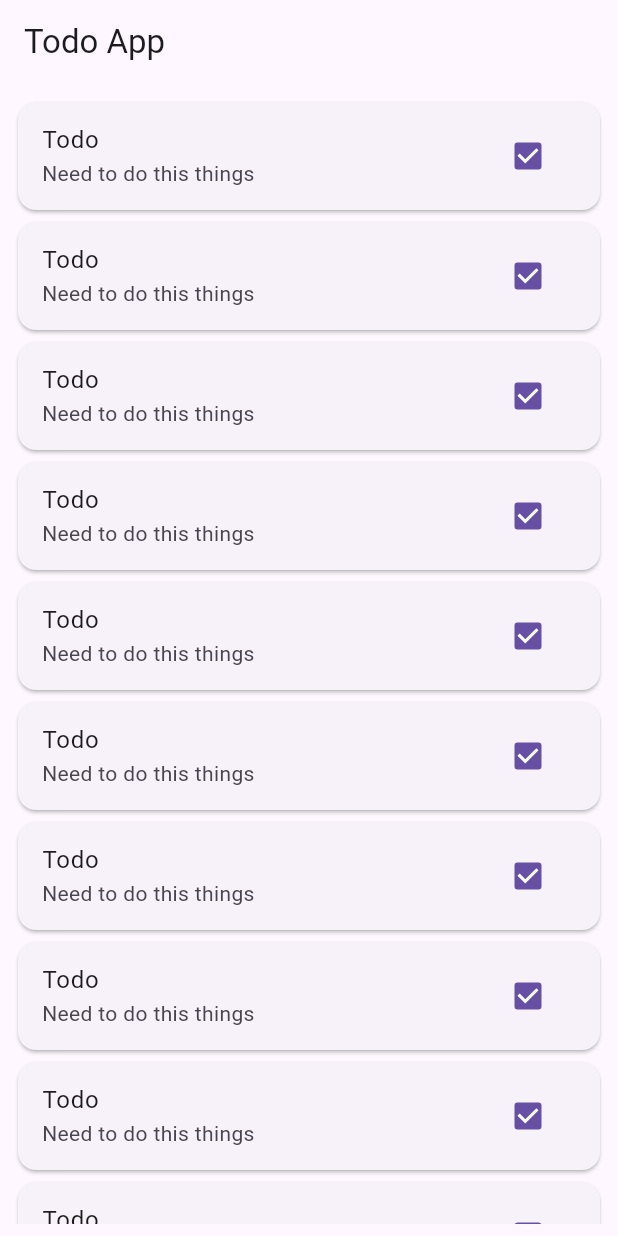
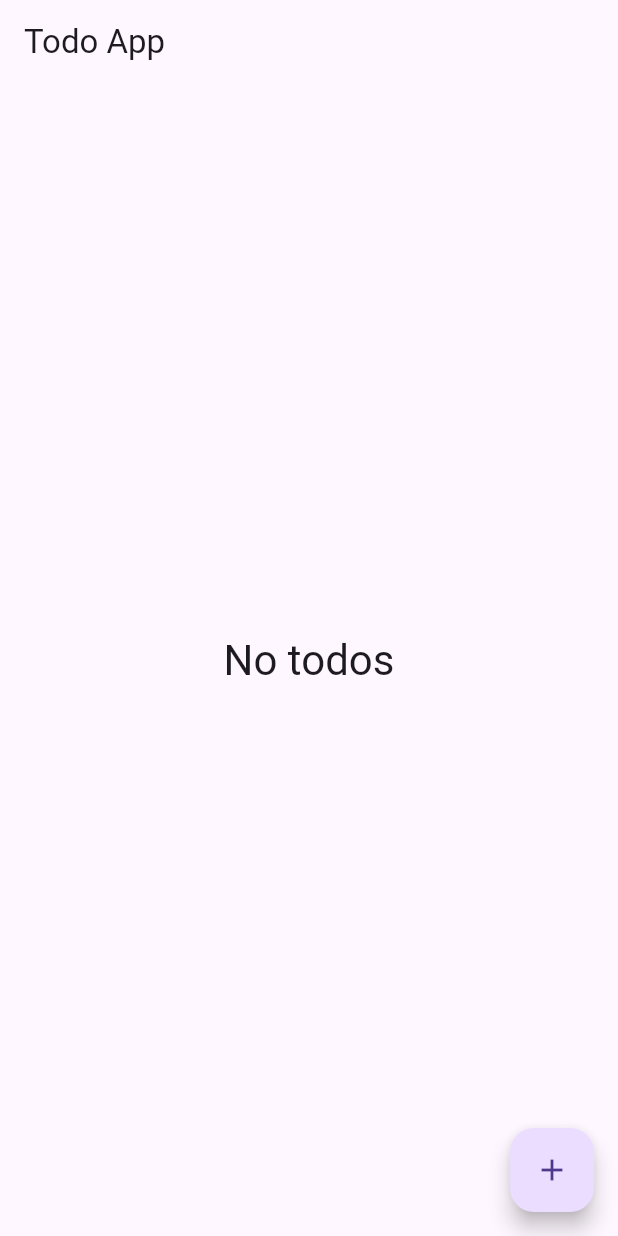
Before and after one commit to tariqul-islam-dev/todo_list, a Flutter app: the screen it shows after launch, on a phone screen of 412 x 824 dp. Run offline on Flutter 3.47's test engine with Material 3 defaults, Android fonts, the phone set to English and light mode, and no system bars; our stand-ins replace cloud_firestore, dartz, equatable, firebase_core, flutter_bloc, fluttertoast and 2 more; accounts and stored records are empty.

Commit message:
creating todo and get from local db

```diff
--- a/lib/main.dart
+++ b/lib/main.dart
@@ -1,7 +1,18 @@
+import 'package:firebase_core/firebase_core.dart';
 import 'package:flutter/material.dart';
+import 'package:todo_list/injection_container.dart';
 import 'package:todo_list/src/core/route/route_generator.dart';
 
-void main() {
+import 'firebase_options.dart';
+
+void main() async {
+  WidgetsFlutterBinding.ensureInitialized();
+  await Firebase.initializeApp(
+    options: DefaultFirebaseOptions.currentPlatform,
+  );
+
+  await init();
+
   runApp(const TodoApp());
 }
 
@@ -10,11 +21,8 @@ class TodoApp extends StatelessWidget {
 
   @override
   Widget build(BuildContext context) {
-    return MaterialApp(
+    return const MaterialApp(
       debugShowCheckedModeBanner: false,
-      theme: ThemeData(
-        primarySwatch: Colors.brown,
-      ),
       onGenerateRoute: RouteGenerator.generateRoute,
     );
   }
--- a/lib/src/core/route/route_generator.dart
+++ b/lib/src/core/route/route_generator.dart
@@ -1,5 +1,8 @@
 import 'package:flutter/material.dart';
+import 'package:flutter_bloc/flutter_bloc.dart';
+import 'package:todo_list/src/features/todo/presentation/bloc/todo_bloc.dart';
 
+import '../../../injection_container.dart';
 import '../../features/todo/presentation/pages/home/home_page.dart';
 
 class RouteGenerator {
@@ -7,7 +10,10 @@ class RouteGenerator {
     switch (settings.name) {
       case HomePage.routeName:
         return MaterialPageRoute(
-          builder: (context) => const HomePage(),
+          builder: (context) => BlocProvider<TodoBloc>(
+            create: (context) => sl<TodoBloc>(),
+            child: const HomePage(),
+          )
         );
 
       default:
--- /dev/null
+++ b/lib/src/core/utils/helper_functions.dart
@@ -0,0 +1,6 @@
+import 'package:intl/intl.dart';
+
+String dateTimeFromMillisecond(int dateTimeInMillis, {String pattern = "dd MMM yyyy"}){
+  DateTime dt = DateTime.fromMillisecondsSinceEpoch(dateTimeInMillis);
+  return DateFormat(pattern).format(dt);
+}
--- a/lib/src/features/todo/domain/entities/todo.dart
+++ b/lib/src/features/todo/domain/entities/todo.dart
@@ -5,14 +5,16 @@ class Todo extends Equatable {
   String? title;
   String? description;
   bool completed;
-  num? timestamp;
+  int? date;
+  int? time;
 
   Todo({
     this.id,
     this.title,
     this.description,
     this.completed = false,
-    this.timestamp,
+    this.date,
+    this.time,
   });
 
   @override
@@ -21,6 +23,7 @@ class Todo extends Equatable {
         title,
         description,
         completed,
-        timestamp,
+        date,
+        time,
       ];
 }
--- a/lib/src/features/todo/presentation/bloc/todo_event.dart
+++ b/lib/src/features/todo/presentation/bloc/todo_event.dart
@@ -3,3 +3,42 @@ part of 'todo_bloc.dart';
 abstract class TodoEvent extends Equatable {
   const TodoEvent();
 }
+
+abstract class PickingEvent extends TodoEvent {
+  const PickingEvent();
+}
+
+class GetTodosEvent extends TodoEvent {
+  @override
+  List<Object?> get props => [];
+}
+
+// ========== Picker events ==========
+class DatePickingEvent extends PickingEvent {
+  final Future<DateTime?> dateTime;
+
+  const DatePickingEvent({required this.dateTime});
+
+  @override
+  List<Object?> get props => [dateTime];
+}
+
+class TimePickingEvent extends PickingEvent {
+  final Future<TimeOfDay?> timeOfDay;
+
+  const TimePickingEvent({required this.timeOfDay});
+
+  @override
+  List<Object?> get props => [timeOfDay];
+}
+
+// ============ Save btn event ==========
+class SaveTodoEvent extends TodoEvent {
+  final String title;
+  final String description;
+
+  const SaveTodoEvent({required this.title, required this.description});
+
+  @override
+  List<Object?> get props => [title, description];
+}
--- a/lib/src/features/todo/presentation/bloc/todo_state.dart
+++ b/lib/src/features/todo/presentation/bloc/todo_state.dart
@@ -1,10 +1,66 @@
 part of 'todo_bloc.dart';
 
 abstract class TodoState extends Equatable {
-  const TodoState();
+  List<Todo>? todos;
+
+  TodoState({this.todos});
+
+  @override
+  List<Object?> get props => [todos];
 }
 
-class TodoInitial extends TodoState {
+abstract class PickingState extends TodoState {
+  PickingState();
+}
+
+abstract class LoadingState extends TodoState {
+  LoadingState();
+}
+
+class TodoInitialState extends TodoState {
+  TodoInitialState();
+
   @override
   List<Object> get props => [];
 }
+
+class SaveTodoState extends TodoState {
+  @override
+  List<Object?> get props => [];
+}
+
+class GetTodoState extends TodoState {
+  GetTodoState({required List<Todo> todos}) : super(todos: todos);
+
+  @override
+  List<Object?> get props => [];
+}
+
+// ========= Loading states =========
+class SaveLoadingState extends LoadingState {
+  final bool isLoading;
+
+  SaveLoadingState({required this.isLoading});
+
+  @override
+  List<Object?> get props => [isLoading];
+}
+
+// ========= Picking states =========
+class DatePickingState extends PickingState {
+  final String date;
+
+  DatePickingState({required this.date});
+
+  @override
+  List<Object?> get props => [date];
+}
+
+class TimePickingState extends PickingState {
+  final String time;
+
+  TimePickingState({required this.time});
+
+  @override
+  List<Object?> get props => [time];
+}
--- a/lib/src/features/todo/presentation/pages/home/home_page.dart
+++ b/lib/src/features/todo/presentation/pages/home/home_page.dart
@@ -1,4 +1,10 @@
 import 'package:flutter/material.dart';
+import 'package:flutter_bloc/flutter_bloc.dart';
+import 'package:todo_list/src/core/utils/helper_functions.dart';
+import 'package:todo_list/src/features/todo/presentation/dialogs/create_todo_dialog.dart';
+import 'package:todo_list/src/features/todo/presentation/dialogs/picker_dialogs.dart';
+
+import '../../bloc/todo_bloc.dart';
 
 class HomePage extends StatelessWidget {
   static const routeName = "/";
@@ -7,29 +13,92 @@ class HomePage extends StatelessWidget {
 
   @override
   Widget build(BuildContext context) {
+    context.read<TodoBloc>().add(GetTodosEvent());
+
     return Scaffold(
       appBar: AppBar(
         title: const Text("Todo App"),
       ),
       body: Padding(
         padding: const EdgeInsets.all(8.0),
-        child: ListView.builder(
-          itemCount: 50,
+        child: Center(
+          child: BlocBuilder<TodoBloc, TodoState>(
+            buildWhen: (previous, current) => current is GetTodoState,
+            builder: (context, state) {
+              if (state.todos == null || state.todos!.isEmpty) {
+                return Text(
+                  "No todos",
+                  style: Theme.of(context).textTheme.headlineMedium,
+                );
+              }
+              return ListView.builder(
+                itemCount: state.todos!.length,
                 itemBuilder: (context, index) {
+                  final todo = state.todos![index];
                   return Card(
                     elevation: 1,
                     child: ListTile(
-                title: Text("Todo"),
-                subtitle: Text("Need to do this things"),
+                      title: Column(
+                        mainAxisAlignment: MainAxisAlignment.start,
+                        crossAxisAlignment: CrossAxisAlignment.start,
+                        children: [
+                          Text(
+                            todo.title!,
+                            style: Theme.of(context).textTheme.titleLarge,
+                            overflow: TextOverflow.ellipsis,
+                          ),
+                          const SizedBox(height: 5,),
+                          Text(
+                            todo.description!,
+                            style: Theme.of(context).textTheme.bodyMedium,
+                            overflow: TextOverflow.ellipsis,
+                          ),
+                        ],
+                      ),
+                      subtitle: Row(
+                        mainAxisAlignment: MainAxisAlignment.spaceBetween,
+                        children: [
+                          Expanded(
+                            child: Row(
+                              children: [
+                                Icon(Icons.date_range, size: 14),
+                                SizedBox(width: 2,),
+                                Text(dateTimeFromMillisecond(todo.date!)),
+                              ],
+                            ),
+                          ),
+                          Expanded(
+                            child: Row(
+                              children: [
+                                Icon(Icons.access_time, size: 14),
+                                SizedBox(width: 2,),
+                                Text(dateTimeFromMillisecond(todo.time!,
+                                    pattern: "hh:mm a")),
+                              ],
+                            ),
+                          ),
+                        ],
+                      ),
                       trailing: Checkbox(
-                  value: true,
-                  onChanged: (value) {},
+                        value: todo.completed,
+                        onChanged: (value) {
+
+                        },
                       ),
                       onTap: () {},
                     ),
                   );
                 },
+              );
+            },
           ),
+        ),
+      ),
+      floatingActionButton: FloatingActionButton(
+        child: const Icon(Icons.add),
+        onPressed: () {
+          createTodoDialog(context);
+        },
       ),
     );
   }
```
Also changed, not shown: lib/injection_container.dart (added, +60 -0 lines), lib/src/core/utils/constants.dart (added, +11 -0 lines), lib/src/core/utils/db_helper.dart (added, +31 -0 lines), lib/src/core/utils/widgets.dart (added, +8 -0 lines), lib/src/features/todo/data/datasources/todo_local_data_source.dart (+28 -1 lines), lib/src/features/todo/data/datasources/todo_remote_data_source.dart (+22 -1 lines), lib/src/features/todo/data/models/todo_model.dart (+16 -9 lines), lib/src/features/todo/presentation/bloc/todo_bloc.dart (+107 -6 lines), lib/src/features/todo/presentation/dialogs/create_todo_dialog.dart (added, +143 -0 lines), lib/src/features/todo/presentation/dialogs/picker_dialogs.dart (added, +14 -0 lines), pubspec.yaml (+7 -0 lines), lib/firebase_options.dart (added), pubspec.lock, 4 other files. Lines whose indentation alone changed are shown as unchanged.
